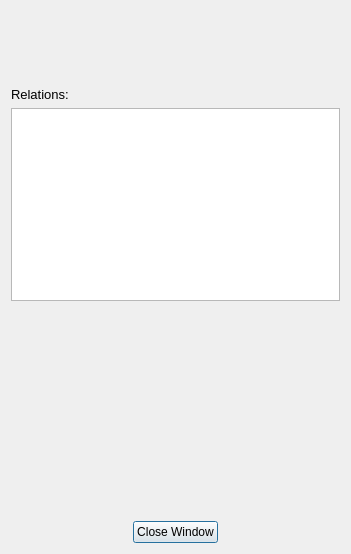
First picture: the form in viewcomputerdialog.ui, repository DORB/Verkur3GUI, before the edit.
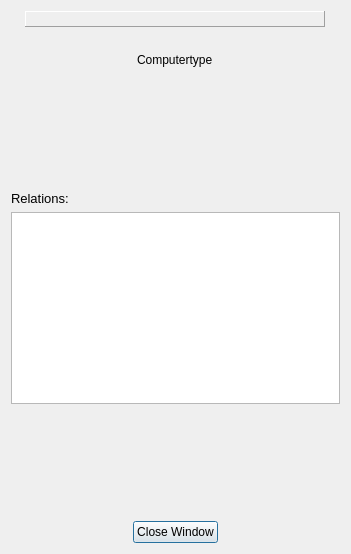
Second picture: the form after the edit.

Commit message: Lagaði aðeins view fyrir Computers

Diff of the .ui file:
```diff
--- a/viewcomputerdialog.ui
+++ b/viewcomputerdialog.ui
@@ -10,6 +10,12 @@
     <height>554</height>
    </rect>
   </property>
+  <property name="sizePolicy">
+   <sizepolicy hsizetype="Preferred" vsizetype="Expanding">
+    <horstretch>0</horstretch>
+    <verstretch>0</verstretch>
+   </sizepolicy>
+  </property>
   <property name="windowTitle">
    <string>Viewing Computer</string>
   </property>
@@ -26,6 +32,12 @@
            <height>0</height>
           </size>
          </property>
+         <property name="frameShape">
+          <enum>QFrame::Panel</enum>
+         </property>
+         <property name="frameShadow">
+          <enum>QFrame::Raised</enum>
+         </property>
          <property name="text">
           <string/>
          </property>
@@ -35,26 +47,72 @@
         <layout class="QVBoxLayout" name="verticalLayout_4">
          <item alignment="Qt::AlignHCenter">
           <widget class="QLabel" name="label_title_computer">
+           <property name="sizePolicy">
+            <sizepolicy hsizetype="Preferred" vsizetype="Preferred">
+             <horstretch>0</horstretch>
+             <verstretch>0</verstretch>
+            </sizepolicy>
+           </property>
            <property name="minimumSize">
             <size>
              <width>0</width>
+             <height>0</height>
+            </size>
+           </property>
+           <property name="maximumSize">
+            <size>
+             <width>16777215</width>
              <height>30</height>
             </size>
            </property>
+           <property name="frameShadow">
+            <enum>QFrame::Plain</enum>
+           </property>
            <property name="text">
             <string/>
            </property>
           </widget>
          </item>
+         <item alignment="Qt::AlignHCenter">
+          <widget class="QLabel" name="label_type_computer">
+           <property name="text">
+            <string>Computertype</string>
+           </property>
+          </widget>
+         </item>
         </layout>
        </item>
        <item>
-        <layout class="QVBoxLayout" name="verticalLayout_5">
+        <layout class="QVBoxLayout" name="verticalLayout_5" stretch="0">
+         <property name="sizeConstraint">
+          <enum>QLayout::SetNoConstraint</enum>
+         </property>
          <item alignment="Qt::AlignHCenter">
           <widget class="QLabel" name="label_computer_built_year">
+           <property name="sizePolicy">
+            <sizepolicy hsizetype="Preferred" vsizetype="Expanding">
+             <horstretch>0</horstretch>
+             <verstretch>0</verstretch>
+            </sizepolicy>
+           </property>
+           <property name="minimumSize">
+            <size>
+             <width>200</width>
+             <height>0</height>
+            </size>
+           </property>
+           <property name="maximumSize">
+            <size>
+             <width>16777215</width>
+             <height>16777215</height>
+            </size>
+           </property>
            <property name="text">
             <string/>
            </property>
+           <property name="wordWrap">
+            <bool>true</bool>
+           </property>
           </widget>
          </item>
         </layout>
```
The commit also changes 1 other file.
